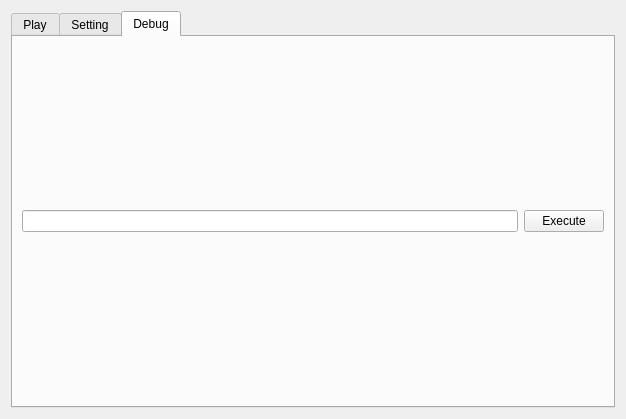
xujialiu/text-to-speech-app, file MainWindow.ui: the form before one commit.
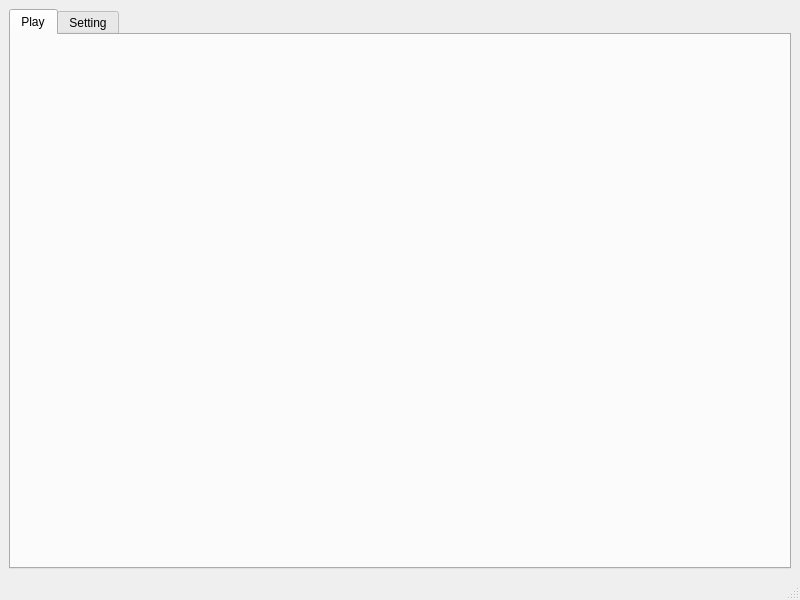
The form after the commit.

What changed in the file:
```diff
--- a/MainWindow.ui
+++ b/MainWindow.ui
@@ -1,25 +1,23 @@
 <?xml version="1.0" encoding="UTF-8"?>
 <ui version="4.0">
- <class>Form</class>
- <widget class="QWidget" name="Form">
+ <class>MainWindow</class>
+ <widget class="QMainWindow" name="MainWindow">
   <property name="geometry">
    <rect>
     <x>0</x>
     <y>0</y>
-    <width>626</width>
-    <height>419</height>
+    <width>800</width>
+    <height>600</height>
    </rect>
   </property>
   <property name="windowTitle">
    <string>Form</string>
   </property>
+  <widget class="QWidget" name="centralwidget">
   <layout class="QVBoxLayout" name="verticalLayout">
    <item>
-    <widget class="QTabWidget" name="tabWidget_debug">
-     <property name="currentIndex">
-      <number>2</number>
-     </property>
-     <widget class="QWidget" name="tab">
+     <widget class="QTabWidget" name="tabWidget">
+      <widget class="QWidget" name="tab_play">
       <attribute name="title">
        <string>Play</string>
       </attribute>
@@ -29,30 +27,21 @@
        <string>Setting</string>
       </attribute>
      </widget>
-     <widget class="QWidget" name="tab_debug">
-      <attribute name="title">
-       <string>Debug</string>
-      </attribute>
-      <layout class="QVBoxLayout" name="verticalLayout_2">
-       <item>
-        <layout class="QHBoxLayout" name="horizontalLayout">
-         <item>
-          <widget class="QLineEdit" name="lineEdit_debug"/>
-         </item>
-         <item>
-          <widget class="QPushButton" name="pushButton_debug">
-           <property name="text">
-            <string>Execute</string>
-           </property>
-          </widget>
-         </item>
-        </layout>
-       </item>
-      </layout>
-     </widget>
-    </widget>
-   </item>
-  </layout>
+     </widget>
+    </item>
+   </layout>
+  </widget>
+  <widget class="QMenuBar" name="menubar">
+   <property name="geometry">
+    <rect>
+     <x>0</x>
+     <y>0</y>
+     <width>800</width>
+     <height>22</height>
+    </rect>
+   </property>
+  </widget>
+  <widget class="QStatusBar" name="statusbar"/>
  </widget>
  <resources/>
  <connections/>
```
Left out of the diff: 4 changed lines with no effect on the pictures. Lines whose indentation alone changed are shown as unchanged.
